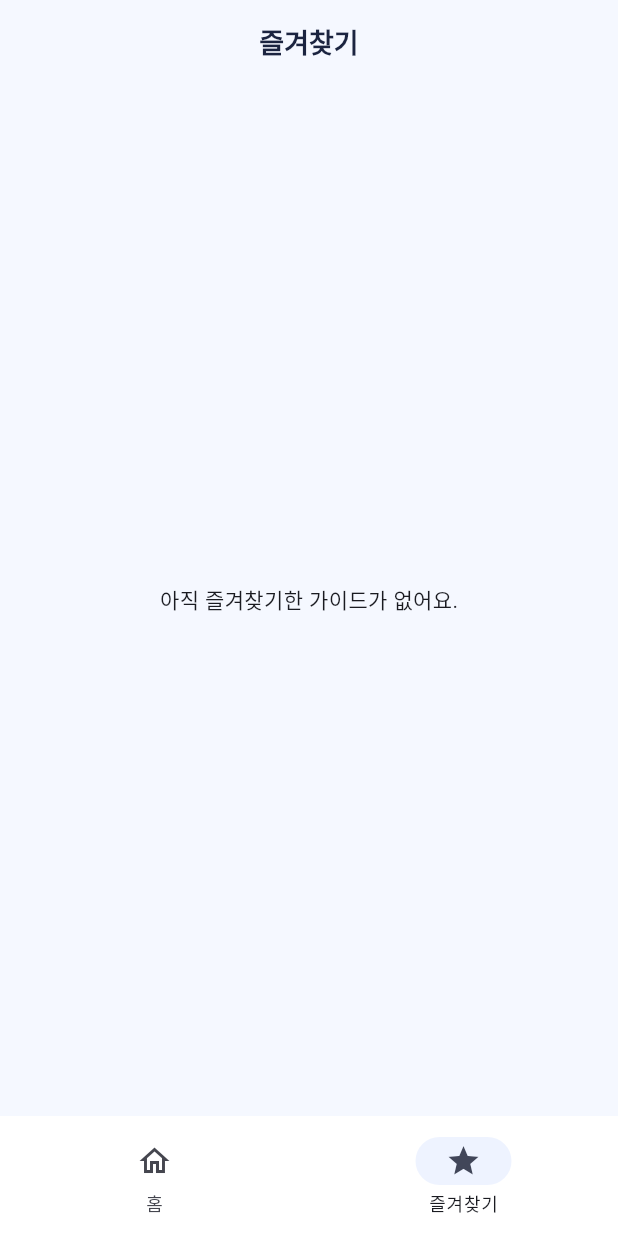
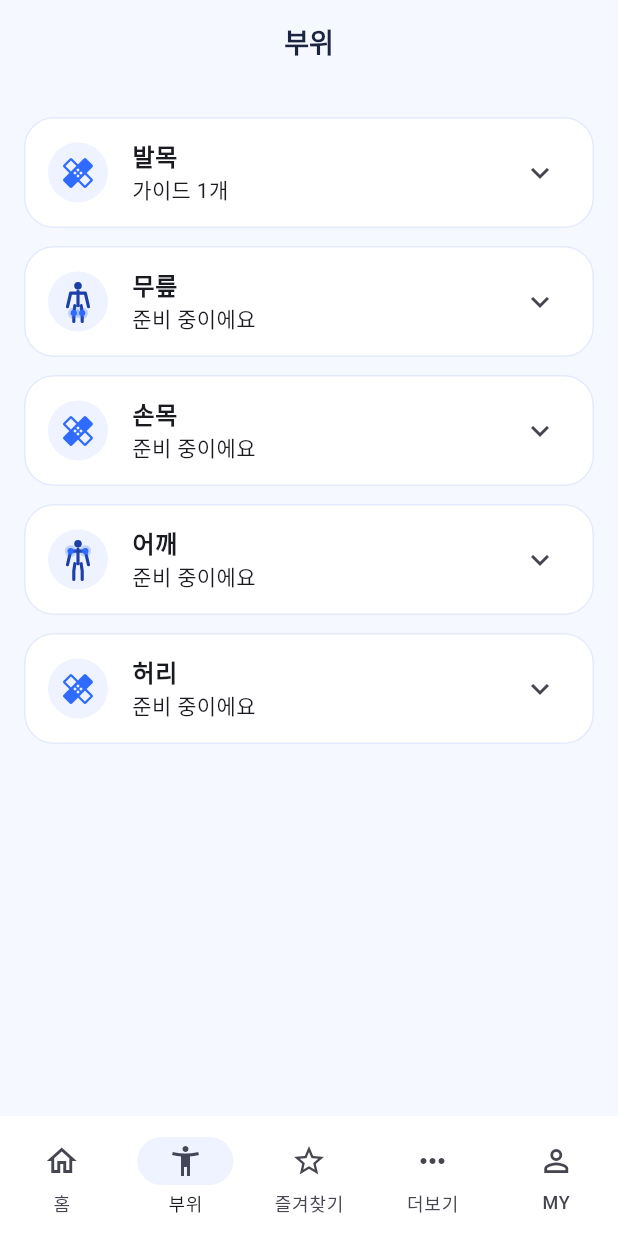
Before and after one commit to sumin1458/TapeFit, a Flutter app: the screen it shows after launch, item 2 of the bottom bar chosen, on a phone screen of 412 x 824 dp. Run offline on Flutter 3.47's test engine with Material 3 defaults, Android fonts, the phone set to English and light mode, and no system bars; our stand-ins replace cloud_firestore, firebase_auth, firebase_core, flutter_riverpod, go_router, shared_preferences; accounts and stored records are empty.

Commit message:
feat: add parts, more, MY tabs to bottom navigation
Co-authored-by: Copilot App <223556219+Copilot@users.noreply.github.com>

````diff
--- a/lib/app/nav_bar.dart
+++ b/lib/app/nav_bar.dart
@@ -1,7 +1,9 @@
 import 'package:flutter/material.dart';
 import 'package:go_router/go_router.dart';
 
-/// 하단 탭. 지금 있는 화면(홈·즐겨찾기)만 연결한다.
+const navRoutes = ['/', '/parts', '/favorites', '/more', '/my'];
+
+/// 하단 탭: 홈 · 부위 · 즐겨찾기 · 더보기 · MY. index는 navRoutes 순서와 같다.
 class TapeFitNavBar extends StatelessWidget {
   const TapeFitNavBar({super.key, required this.index});
   final int index;
@@ -12,11 +14,14 @@ class TapeFitNavBar extends StatelessWidget {
       selectedIndex: index,
       onDestinationSelected: (i) {
         if (i == index) return;
-        context.go(i == 0 ? '/' : '/favorites');
+        context.go(navRoutes[i]);
       },
       destinations: const [
         NavigationDestination(icon: Icon(Icons.home_outlined), selectedIcon: Icon(Icons.home), label: '홈'),
+        NavigationDestination(icon: Icon(Icons.accessibility_new_outlined), selectedIcon: Icon(Icons.accessibility_new), label: '부위'),
         NavigationDestination(icon: Icon(Icons.star_outline), selectedIcon: Icon(Icons.star), label: '즐겨찾기'),
+        NavigationDestination(icon: Icon(Icons.more_horiz), selectedIcon: Icon(Icons.more_horiz), label: '더보기'),
+        NavigationDestination(icon: Icon(Icons.person_outline), selectedIcon: Icon(Icons.person), label: 'MY'),
       ],
     );
   }
--- a/lib/app/router.dart
+++ b/lib/app/router.dart
@@ -4,12 +4,18 @@ import '../presentation/complete/complete_screen.dart';
 import '../presentation/favorites/favorites_screen.dart';
 import '../presentation/guide/step_guide_screen.dart';
 import '../presentation/home/home_screen.dart';
+import '../presentation/more/more_screen.dart';
+import '../presentation/my/my_screen.dart';
+import '../presentation/parts/parts_screen.dart';
 import '../presentation/safety/safety_check_screen.dart';
 
 final appRouter = GoRouter(
   routes: [
     GoRoute(path: '/', builder: (_, __) => const HomeScreen()),
+    GoRoute(path: '/parts', builder: (_, __) => const PartsScreen()),
     GoRoute(path: '/favorites', builder: (_, __) => const FavoritesScreen()),
+    GoRoute(path: '/more', builder: (_, __) => const MoreScreen()),
+    GoRoute(path: '/my', builder: (_, __) => const MyScreen()),
     GoRoute(
       path: '/safety/:id',
       builder: (_, s) => SafetyCheckScreen(symptomId: s.pathParameters['id']!),
--- a/lib/presentation/favorites/favorites_screen.dart
+++ b/lib/presentation/favorites/favorites_screen.dart
@@ -18,7 +18,7 @@ class FavoritesScreen extends ConsumerWidget {
     ];
     return Scaffold(
       appBar: AppBar(title: const Text('즐겨찾기')),
-      bottomNavigationBar: const TapeFitNavBar(index: 1),
+      bottomNavigationBar: const TapeFitNavBar(index: 2),
       body: items.isEmpty
           ? const Center(child: Text('아직 즐겨찾기한 가이드가 없어요.'))
           : ListView(
--- /dev/null
+++ b/lib/presentation/parts/parts_screen.dart
@@ -0,0 +1,53 @@
+import 'package:flutter/material.dart';
+import 'package:flutter_riverpod/flutter_riverpod.dart';
+import 'package:go_router/go_router.dart';
+
+import '../../app/nav_bar.dart';
+import '../../app/theme.dart';
+import '../../application/guide_providers.dart';
+import '../home/body_icon.dart';
+
+/// 부위 탭: 부위별로 증상 가이드를 모아서 보여준다.
+class PartsScreen extends ConsumerWidget {
+  const PartsScreen({super.key});
+
+  @override
+  Widget build(BuildContext context, WidgetRef ref) {
+    final catalog = ref.watch(catalogProvider);
+    return Scaffold(
+      appBar: AppBar(title: const Text('부위')),
+      bottomNavigationBar: const TapeFitNavBar(index: 1),
+      body: catalog.when(
+        loading: () => const Center(child: CircularProgressIndicator()),
+        error: (e, _) => const Center(child: Text('가이드를 불러오지 못했어요.')),
+        data: (c) => ListView(
+          padding: const EdgeInsets.all(16),
+          children: [
+            for (final p in c.bodyParts)
+              Card(
+                child: ExpansionTile(
+                  leading: CircleAvatar(
+                    backgroundColor: surfaceTint,
+                    child: BodyIcon.supports(p.id)
+                        ? BodyIcon(partId: p.id, bodyColor: brandBlueDark)
+                        : const Icon(Icons.healing, color: brandBlue),
+                  ),
+                  title: Text(p.name, style: const TextStyle(fontWeight: FontWeight.w700)),
+                  subtitle: Text(p.available && p.symptoms.isNotEmpty ? '가이드 ${p.symptoms.length}개' : '준비 중이에요'),
+                  children: [
+                    for (final s in p.symptoms)
+                      ListTile(
+                        title: Text(s.name),
+                        subtitle: Text(s.tape),
+                        trailing: const Icon(Icons.chevron_right),
+                        onTap: () => context.push('/safety/${s.id}'),
+                      ),
+                  ],
+                ),
+              ),
+          ],
+        ),
+      ),
+    );
+  }
+}
--- a/lib/project_overview.dart
+++ b/lib/project_overview.dart
@@ -9,8 +9,8 @@
 /// flutter run -d chrome                         # 웹 실행 (Flutter 3.50.1 / Dart 3.14)
 /// node tool/validate_content.mjs                # 콘텐츠 검증
 /// node --test tool/validate_content.test.mjs    # Node 검증 테스트 19건
-/// flutter analyze                               # 오류 0건 (안내 12건, 모두 material.dart 사용 중단 안내)
-/// flutter test                                  # 32건 통과 (2026-11-27, TRD 8.1)
+/// flutter analyze                               # 오류 0건 (안내 16건, 모두 material.dart 사용 중단 안내)
+/// flutter test                                  # 33건 통과 (2026-11-27, TRD 8.1)
 /// ```
 ///
 /// ## 콘텐츠 (`lib/data/guide_content.dart` = `content/guides.json` = `assets/fallback/guides.json`)
@@ -36,7 +36,7 @@
 /// `test/fixtures/invalid_cases.json`을 함께 사용한다.
 ///
 /// ## 구현 범위
-/// 구현: 홈, 안전 체크, 단계 가이드, 완료, 즐겨찾기(기기 저장), 출처 링크,
+/// 구현: 홈, 부위/더보기/MY 탭, 안전 체크, 단계 가이드, 완료, 즐겨찾기(기기 저장), 출처 링크,
 /// 검수 배지, 번들 폴백, 원격 실패 시 폴백.
 /// 범위 제외: 시작 초기화 흐름, Analytics, 점검 화면,
 /// Firebase 실제 연결(`firebase_options.dart`는 자리표시자), Android/iOS 실행.
````
Also changed, not shown: lib/presentation/more/more_screen.dart (added, +45 -0 lines), lib/presentation/my/my_screen.dart (added, +34 -0 lines), 3 other files.
